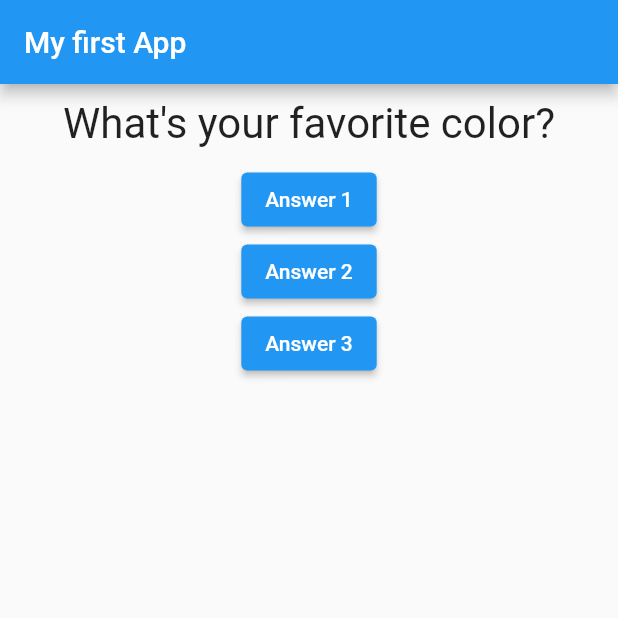
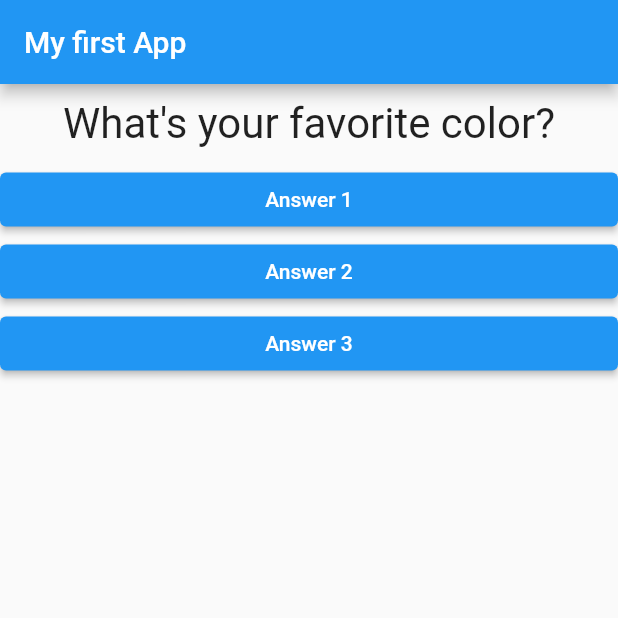
Before and after one commit to mgiuseppe/flutter-quiz-app, a Flutter app: the screen it shows after launch, on a phone screen of 412 x 824 dp, the top half of it. Run offline on Flutter 3.47's test engine with Material 2 defaults, Android fonts, the phone set to English and light mode, and no system bars.

Commit message:
added answer widget

```diff
--- /dev/null
+++ b/lib/answer.dart
@@ -0,0 +1,21 @@
+import 'package:flutter/material.dart';
+
+class Answer extends StatelessWidget {
+  final String text;
+  final VoidCallback onPressed;
+
+  const Answer(this.text, this.onPressed);
+
+  @override
+  Widget build(BuildContext context) {
+    return Container(
+      width: double.infinity,
+      child: ElevatedButton(
+          style: ButtonStyle(
+              foregroundColor: MaterialStateProperty.all(Colors.white),
+              backgroundColor: MaterialStateProperty.all(Colors.blue)),
+          child: Text(text),
+          onPressed: onPressed),
+    );
+  }
+}
--- a/lib/main.dart
+++ b/lib/main.dart
@@ -1,6 +1,7 @@
 import 'package:flutter/material.dart';
 
 import './question.dart';
+import './answer.dart';
 
 void main() => runApp(const MyApp());
 
@@ -30,9 +31,9 @@ class _MyAppState extends State<MyApp> {
             body: Column(
               children: [
                 Question(questions[_questionIndex]),
-                ElevatedButton(child: const Text('Answer 1'), onPressed: _onPressed),
-                ElevatedButton(child: const Text('Answer 2'), onPressed: _onPressed),
-                ElevatedButton(child: const Text('Answer 3'), onPressed: _onPressed),
+                Answer('Answer 1', _onPressed),
+                Answer('Answer 2', _onPressed),
+                Answer('Answer 3', _onPressed),
               ],
             )));
   }
```
